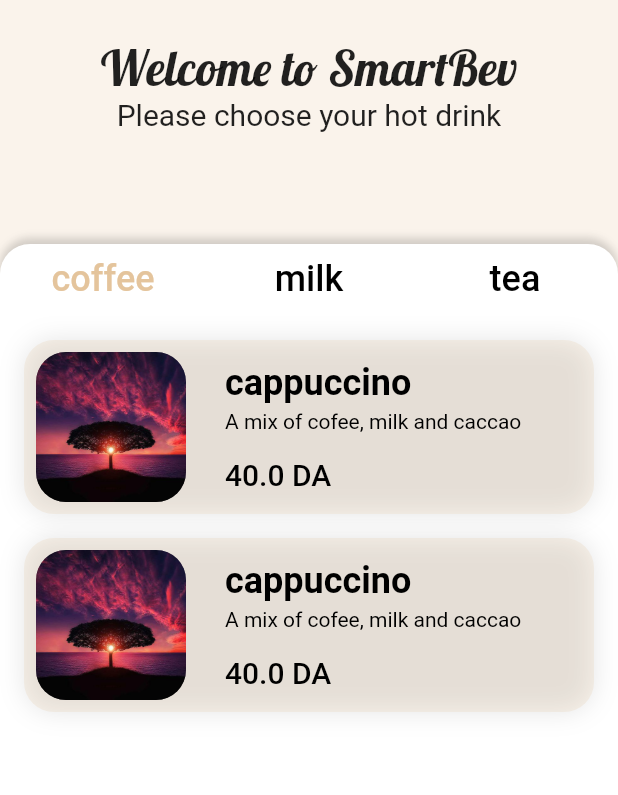
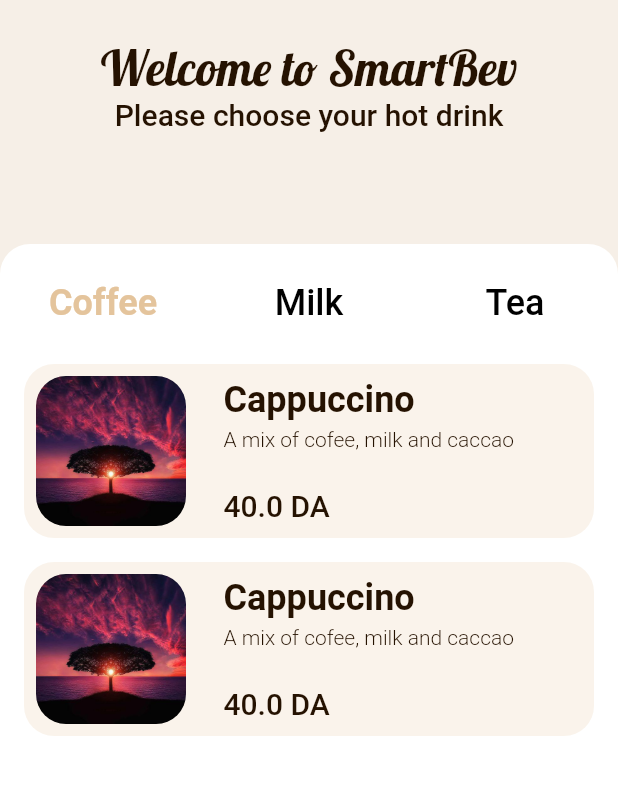
Before and after one commit to RyanBelbachir/InnovIT_2CS_Project_AppTablette, a Flutter app: the screen it shows after launch, on a phone screen of 412 x 824 dp, the part 168-963 px from its top. Run offline on Flutter 3.47's test engine with Material 2 defaults, Android fonts, the phone set to English and light mode, and no system bars; drawn by our look-alikes of drop_shadow_image; Roboto replaces fonts that are missing (Outfit).

Commit message:
added styles and refactured card class

```diff
--- /dev/null
+++ b/lib/helpers/extentions.dart
@@ -0,0 +1,8 @@
+extension StringCasingExtension on String {
+  String toCapitalized() =>
+      length > 0 ? '${this[0].toUpperCase()}${substring(1).toLowerCase()}' : '';
+  String toTitleCase() => replaceAll(RegExp(' +'), ' ')
+      .split(' ')
+      .map((str) => str.toCapitalized())
+      .join(' ');
+}
--- a/lib/main.dart
+++ b/lib/main.dart
@@ -1,6 +1,7 @@
 import 'package:flutter/material.dart';
-import './pages/home.dart';
-import './pages/next.dart';
+import 'pages/home.dart';
+import 'pages/drink_details.dart';
+import 'pages/settings.dart';
 
 void main() {
   runApp(const MainApp());
@@ -24,7 +25,10 @@ class _MainAppState extends State<MainApp> {
   @override
   Widget build(BuildContext context) {
     return MaterialApp(
-      routes: {"/page2": (_) => const NextPage()},
+      routes: {
+        "/drink-details": (_) => const DrinkDetails(),
+        "/settings": (_) => const Settings()
+      },
       theme: ThemeData(
           primaryColor: const Color(0xff251201), fontFamily: 'Outfit'),
       debugShowCheckedModeBanner: false,
--- /dev/null
+++ b/lib/pages/drink_details.dart
@@ -0,0 +1,25 @@
+import 'package:flutter/material.dart';
+import '../bussiness/drink.dart';
+
+class DrinkDetails extends StatefulWidget {
+  const DrinkDetails({super.key});
+
+  @override
+  State<DrinkDetails> createState() => _DrinkDetailsState();
+}
+
+class _DrinkDetailsState extends State<DrinkDetails> {
+  late Drink drink;
+  @override
+  void initState() {
+    super.initState();
+  }
+
+  @override
+  Widget build(BuildContext context) {
+    drink = ModalRoute.of(context)!.settings.arguments as Drink;
+    return Scaffold(
+      appBar: AppBar(title: Text(drink.name)),
+    );
+  }
+}
--- a/lib/pages/home.dart
+++ b/lib/pages/home.dart
@@ -25,30 +25,26 @@ class _HomePageState extends State<HomePage> {
   @override
   Widget build(BuildContext context) {
     return Scaffold(
-      backgroundColor: CustomColors.bgColor,
       body: SafeArea(
+        child: Container(
+          color: CustomColors.bgColor,
           child: Stack(children: [
             Positioned(
               top: 16,
               right: 16,
               child: IconButton(
                   onPressed: () {
-                Navigator.of(context).pushNamed("/page2", arguments: 323);
+                    Navigator.of(context).pushNamed("/settings");
                   },
-              icon: const Icon(
-                Icons.settings_outlined,
-                color: Colors.black,
-                size: 40,
-              ),
-            ),
+                  icon: CustomIcons.settingsIcon),
             ),
             Padding(
-            padding: const EdgeInsets.only(top: 16),
+              padding: Paddings.paddingTop16,
               child: Column(
                 children: [
                   Expanded(
                     child: Padding(
-                    padding: const EdgeInsets.all(16.0),
+                      padding: Paddings.padding16,
                       child: SizedBox(
                         child: Center(
                             child: Column(
@@ -58,17 +54,14 @@ class _HomePageState extends State<HomePage> {
                               height: 80,
                               width: 70,
                             ),
-                          const SizedBox(
-                            height: 25,
-                          ),
+                            Gaps.gapV25,
                             const Text(
                               "Welcome to SmartBev",
-                            style:
-                                TextStyle(fontFamily: "Lobster", fontSize: 32),
+                              style: Fonts.lobster32,
                             ),
                             const Text(
                               "Please choose your hot drink",
-                            style: TextStyle(fontSize: 20),
+                              style: Fonts.medium20,
                             )
                           ],
                         )),
@@ -84,6 +77,7 @@ class _HomePageState extends State<HomePage> {
             ),
           ]),
         ),
+      ),
     );
   }
 }
--- a/lib/pages/next.dart
+++ /dev/null
@@ -1,24 +0,0 @@
-import 'package:flutter/material.dart';
-
-class NextPage extends StatefulWidget {
-  const NextPage({super.key});
-
-  @override
-  State<NextPage> createState() => _NextPageState();
-}
-
-class _NextPageState extends State<NextPage> {
-  late int score;
-  @override
-  void initState() {
-    super.initState();
-  }
-
-  @override
-  Widget build(BuildContext context) {
-    score = ModalRoute.of(context)!.settings.arguments as int;
-    return Scaffold(
-      appBar: AppBar(title: Text("$score")),
-    );
-  }
-}
--- /dev/null
+++ b/lib/pages/settings.dart
@@ -0,0 +1,22 @@
+import 'package:flutter/material.dart';
+import '../styles/theme.dart';
+
+class Settings extends StatefulWidget {
+  const Settings({super.key});
+
+  @override
+  State<Settings> createState() => _SettingsState();
+}
+
+class _SettingsState extends State<Settings> {
+  @override
+  Widget build(BuildContext context) {
+    return const Scaffold(
+      body: Center(
+          child: Text(
+        "Settings",
+        style: Fonts.bold24,
+      )),
+    );
+  }
+}
--- a/lib/styles/theme.dart
+++ b/lib/styles/theme.dart
@@ -14,7 +14,7 @@ class CustomColors {
 }
 
 class Borders {
-  static const BorderRadius borderRadius =
+  static const BorderRadius borderRadius20 =
       BorderRadius.all(Radius.circular(20));
 }
 
@@ -38,15 +38,20 @@ class Fonts {
       fontFamily: "Outfit",
       fontSize: 24,
       fontWeight: FontWeight.bold,
-      color: CustomColors.whiteColor);
+      color: CustomColors.redColor);
   static const TextStyle bold24Green = TextStyle(
       fontFamily: "Outfit",
       fontSize: 24,
       fontWeight: FontWeight.bold,
-      color: CustomColors.whiteColor);
+      color: CustomColors.greenColor);
   static const TextStyle medium20 = TextStyle(
       fontFamily: "Outfit",
       fontSize: 20,
+      fontWeight: FontWeight.w500,
+      color: CustomColors.blackColor);
+  static const TextStyle medium24 = TextStyle(
+      fontFamily: "Outfit",
+      fontSize: 24,
       fontWeight: FontWeight.w500,
       color: CustomColors.blackColor);
   static const TextStyle regular20 = TextStyle(
@@ -70,41 +75,52 @@ class Paddings {
 }
 
 class Gaps {
-  static const Widget gap25 = SizedBox(
+  static customVGap(double gap) {
+    return SizedBox(height: gap);
+  }
+
+  static customHGap(double gap) {
+    return SizedBox(width: gap);
+  }
+
+  static const Widget gapV25 = SizedBox(
     height: 25,
   );
-  static const Widget gap16 = SizedBox(
+  static const Widget gapH25 = SizedBox(
+    width: 25,
+  );
+  static const Widget gapV16 = SizedBox(
     height: 16,
   );
 }
 
 class Decorations {
   static Decoration cardStyle = BoxDecoration(
-    color: const Color(0xffE4C49C).withOpacity(0.2),
+    color: CustomColors.bgColor,
     borderRadius: BorderRadius.circular(20),
-    boxShadow: [
-      BoxShadow(
-          color: Colors.black.withOpacity(0.1), // shadow color
-          blurRadius: 14, // shadow radius
-          offset: const Offset(0, 0), // shadow offset
-          spreadRadius: 0,
-          blurStyle: BlurStyle.normal)
-    ],
+    // boxShadow: [
+    //   BoxShadow(
+    //       color: Colors.black.withOpacity(0.1), // shadow color
+    //       blurRadius: 14, // shadow radius
+    //       offset: const Offset(0, 0), // shadow offset
+    //       spreadRadius: 0,
+    //       blurStyle: BlurStyle.normal)
+    // ],
   );
-  static Decoration bodyDecoration = BoxDecoration(
+  static Decoration bodyDecoration = const BoxDecoration(
       color: Colors.white,
-      boxShadow: [
-        BoxShadow(
-          color: Colors.black.withOpacity(0.16),
-          blurRadius: 4.0,
-          spreadRadius: 0,
-          offset: const Offset(
-            0,
-            -4,
-          ),
-        )
-      ],
-      borderRadius: const BorderRadius.only(
+      // boxShadow: [
+      //   BoxShadow(
+      //     color: Colors.black.withOpacity(0.16),
+      //     blurRadius: 4.0,
+      //     spreadRadius: 0,
+      //     offset: const Offset(
+      //       0,
+      //       -4,
+      //     ),
+      //   )
+      // ],
+      borderRadius: BorderRadius.only(
           topRight: Radius.circular(20), topLeft: Radius.circular(20)));
 }
 
@@ -125,4 +141,9 @@ class CustomIcons {
     color: CustomColors.blackColor,
     size: 62.5,
   );
+  static const Icon settingsIcon = Icon(
+    Icons.settings_outlined,
+    color: Colors.black,
+    size: 40,
+  );
 }
--- a/lib/widgets/card.dart
+++ b/lib/widgets/card.dart
@@ -1,17 +1,15 @@
 import 'package:flutter/material.dart';
 import 'package:drop_shadow_image/drop_shadow_image.dart';
+import 'package:innovit_2cs_project_apptablette/helpers/extentions.dart';
+import '../styles/theme.dart';
+import '../bussiness/drink.dart';
 
 class DrinkCard extends StatefulWidget {
-  final String name;
-  final String imageLink;
-  final String description;
-  final String price;
-  const DrinkCard(
-      {super.key,
-      required this.name,
-      required this.imageLink,
-      required this.description,
-      required this.price});
+  final Drink drink;
+  const DrinkCard({
+    super.key,
+    required this.drink,
+  });
 
   @override
   State<DrinkCard> createState() => DrinkCardState();
@@ -21,40 +19,31 @@ class DrinkCardState extends State<DrinkCard> {
   @override
   Widget build(BuildContext context) {
     return Container(
-      padding: const EdgeInsets.all(8),
-      decoration: BoxDecoration(
-        color: const Color(0xffE4C49C).withOpacity(0.2),
-        borderRadius: BorderRadius.circular(20),
-        boxShadow: [
-          BoxShadow(
-              color: Colors.black.withOpacity(0.1), // shadow color
-              blurRadius: 14, // shadow radius
-              offset: const Offset(0, 0), // shadow offset
-              spreadRadius: 0,
-              blurStyle: BlurStyle.normal)
-        ],
-      ),
+      padding: Paddings.padding8,
+      decoration: Decorations.cardStyle,
       child: InkWell(
           onTap: () {
-            Navigator.of(context).pushNamed("/page2", arguments: 3);
+            Navigator.of(context)
+                .pushNamed("/drink-details", arguments: widget.drink);
           },
           child: Ink(
             child: Row(mainAxisAlignment: MainAxisAlignment.start, children: [
               ClipRRect(
-                borderRadius: BorderRadius.circular(20),
+                borderRadius: Borders.borderRadius20,
                 child: DropShadowImage(
                   image: Image.asset(
-                    widget.imageLink,
+                    widget.drink.imageLink,
                     width: 100,
                     height: 100,
                     fit: BoxFit.cover,
                   ),
-                  borderRadius: 2,
+                  scale: 0.1,
+                  borderRadius: 0,
                   blurRadius: 10,
                   offset: const Offset(0, 2),
                 ),
               ),
-              const SizedBox(width: 26),
+              Gaps.gapH25,
               Column(
                 mainAxisAlignment: MainAxisAlignment.spaceBetween,
                 crossAxisAlignment: CrossAxisAlignment.start,
@@ -62,28 +51,15 @@ class DrinkCardState extends State<DrinkCard> {
                   Column(
                     crossAxisAlignment: CrossAxisAlignment.start,
                     children: [
-                      Text(widget.name,
-                          style: const TextStyle(
-                              color: Colors.black,
-                              fontWeight: FontWeight.bold,
-                              fontFamily: 'Outfit',
-                              fontSize: 24)),
+                      Text(widget.drink.name.toTitleCase(),
+                          style: Fonts.bold24),
                       const SizedBox(height: 4),
-                      Text(widget.description,
-                          style: const TextStyle(
-                              color: Colors.black,
-                              fontWeight: FontWeight.normal,
-                              fontFamily: 'Outfit',
-                              fontSize: 14)),
+                      Text(widget.drink.description, style: Fonts.light14),
                     ],
                   ),
-                  const SizedBox(height: 16),
-                  Text("${widget.price.toString()} DA",
-                      style: const TextStyle(
-                          color: Colors.black,
-                          fontWeight: FontWeight.w500,
-                          fontFamily: 'Outfit',
-                          fontSize: 20))
+                  Gaps.gapV25,
+                  Text("${widget.drink.price.toString()} DA",
+                      style: Fonts.medium20)
                 ],
               )
             ]),
--- a/lib/widgets/tabs.dart
+++ b/lib/widgets/tabs.dart
@@ -1,4 +1,5 @@
 import "package:flutter/material.dart";
+import 'package:innovit_2cs_project_apptablette/helpers/extentions.dart';
 import '../bussiness/drink.dart';
 import '../widgets/card.dart';
 import '../styles/theme.dart';
@@ -15,16 +16,21 @@ class Tabs extends StatefulWidget {
 class _TabsState extends State<Tabs> {
   @override
   Widget build(BuildContext context) {
-    return DefaultTabController(
+    return Padding(
+      padding: Paddings.paddingTop16,
+      child: DefaultTabController(
         length: 3,
         child: Column(children: [
           TabBar(
-            splashBorderRadius: Borders.borderRadius,
+              splashBorderRadius: Borders.borderRadius20,
               labelColor: CustomColors.expressoColor,
-            labelStyle: const TextStyle(fontSize: 24),
+              labelStyle: Fonts.bold24,
+              unselectedLabelStyle: Fonts.medium24,
               unselectedLabelColor: Colors.black,
               indicator: const BoxDecoration(),
-            tabs: widget.categories.map((cat) => Tab(text: cat)).toList()),
+              tabs: widget.categories
+                  .map((cat) => Tab(text: cat.toTitleCase()))
+                  .toList()),
           Expanded(
             child: Container(
               color: Colors.white,
@@ -33,7 +39,7 @@ class _TabsState extends State<Tabs> {
                   children: widget.categories
                       .map(
                         (cat) => Container(
-                        padding: const EdgeInsets.all(16.0),
+                          padding: Paddings.padding16,
                           child: ListView.separated(
                               itemCount: widget.drinks
                                   .where((it) => it.category == cat)
@@ -43,23 +49,18 @@ class _TabsState extends State<Tabs> {
                                 Drink drink = widget.drinks
                                     .where((it) => it.category == cat)
                                     .toList()[index];
-                            return DrinkCard(
-                                name: drink.name,
-                                imageLink: drink.imageLink,
-                                description: drink.description,
-                                price: drink.price.toString());
+                                return DrinkCard(drink: drink);
                               },
-                          separatorBuilder: (BuildContext context, int index) =>
-                              const SizedBox(
-                            height: 16,
-                          ),
-                        ),
+                              separatorBuilder:
+                                  (BuildContext context, int index) =>
+                                      Gaps.gapV16),
                         ),
                       )
                       .toList()),
             ),
           )
         ]),
+      ),
     );
   }
 }
--- a/pubspec.yaml
+++ b/pubspec.yaml
@@ -10,6 +10,7 @@ dependencies:
   flutter:
     sdk: flutter
   drop_shadow_image: ^0.9.1
+  drop_shadow: ^0.1.0
 
 dev_dependencies:
   flutter_test:
```
Also changed, not shown: pubspec.lock. Lines whose indentation alone changed are shown as unchanged.
